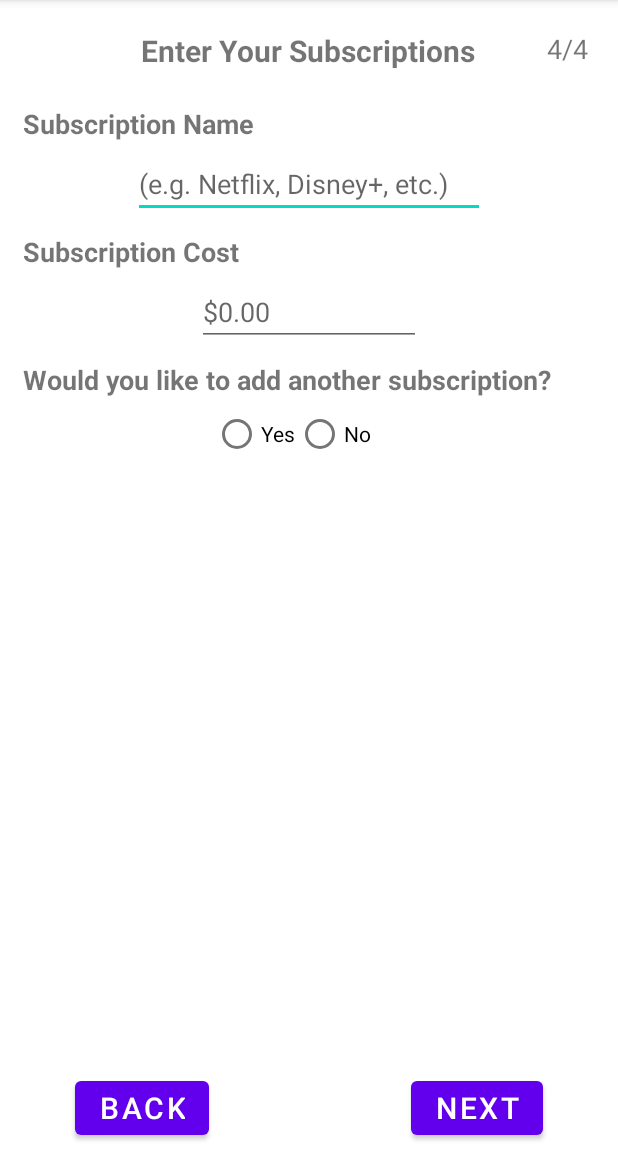
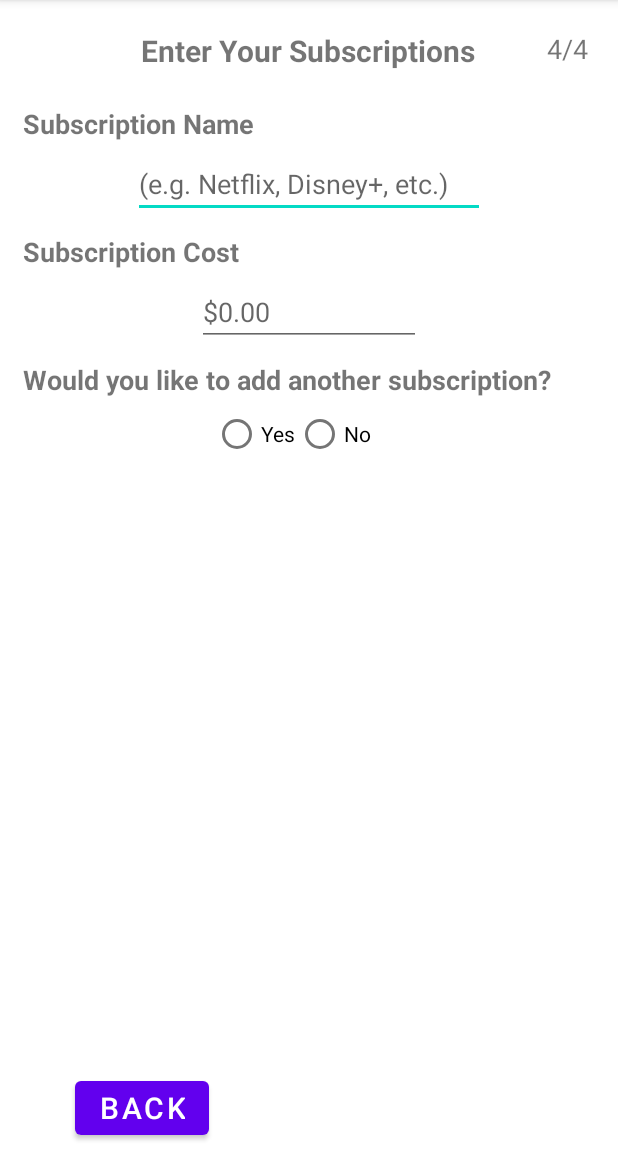
Before and after one commit to Fennrii/BudgetApp, an Android app: the Subs screen opened directly, with no data from a screen before it, on a phone screen of 412 x 824 dp, the part 84-1236 px from its top. Run offline under Robolectric (Android 15) with nearby library versions, the phone set to English and light mode, and no system bars.

Commit message:
subscriptions page working buttons

```diff
--- a/app/src/main/java/com/example/litebudgeting/SetupP3.java
+++ b/app/src/main/java/com/example/litebudgeting/SetupP3.java
@@ -74,6 +74,6 @@ public class SetupP3 extends AppCompatActivity {
         prefEdit.apply();
 
 //      Go to next page
-        startActivity(new Intent(SetupP3.this, FinalSetupPage.class));
+        startActivity(new Intent(SetupP3.this, Subs.class));
     }
 }
--- a/app/src/main/java/com/example/litebudgeting/Subs.java
+++ b/app/src/main/java/com/example/litebudgeting/Subs.java
@@ -6,6 +6,8 @@ import android.content.Intent;
 import android.os.Bundle;
 import android.view.View;
 import android.widget.Button;
+import android.widget.RadioButton;
+import android.widget.RadioGroup;
 
 public class Subs extends AppCompatActivity {
     @Override
@@ -13,8 +15,29 @@ public class Subs extends AppCompatActivity {
         super.onCreate(savedInstanceState);
         setContentView(R.layout.subs);
 
+        RadioButton yes = findViewById(R.id.addSub_yes);
+        RadioButton no = findViewById(R.id.addSub_no);
+
+        RadioGroup radioGroup = findViewById(R.id.addSub_edit);
+
+        radioGroup.setOnCheckedChangeListener((group, checkedId) -> {
+            if(yes.isChecked()) {
+                findViewById(R.id.btnNextP5).setVisibility(View.VISIBLE);
+                findViewById(R.id.btnSubmit).setVisibility(View.INVISIBLE);
+            }
+            else if(no.isChecked()) {
+                findViewById(R.id.btnSubmit).setVisibility(View.VISIBLE);
+                findViewById(R.id.btnNextP5).setVisibility(View.INVISIBLE);
+            }
+            else {
+                findViewById(R.id.btnNextP5).setVisibility(View.INVISIBLE);
+                findViewById(R.id.btnSubmit).setVisibility(View.INVISIBLE);
+            }
+        });
+
         nextPageButton();
         previousPageButton();
+        submitFormButton();
     }
 
     private void nextPageButton() {
@@ -22,7 +45,17 @@ public class Subs extends AppCompatActivity {
         nextButton.setOnClickListener(new View.OnClickListener() {
             @Override
             public void onClick(View view) {
-                startActivity(new Intent(Subs.this, FinalSetupPage.class));
+                startActivity(new Intent(Subs.this, Subs.class));
+            }
+        });
+    }
+
+    private void submitFormButton() {
+        Button submitButton = findViewById(R.id.btnSubmit);
+        submitButton.setOnClickListener(new View.OnClickListener() {
+            @Override
+            public void onClick(View view) {
+                startActivity(new Intent(Subs.this, NavMain.class));
             }
         });
     }
--- a/app/src/main/res/layout/subs.xml
+++ b/app/src/main/res/layout/subs.xml
@@ -45,7 +45,7 @@
         android:importantForAutofill="no"
         android:layout_centerHorizontal="true"
         android:hint="@string/subName_hint"
-        android:inputType="number"
+        android:inputType="text"
         android:layout_marginTop="5dp"
         android:id="@+id/subName_edit"
         />
@@ -119,6 +119,20 @@
         android:layout_alignParentEnd="true"
         android:layout_marginEnd="50dp"
         android:id="@+id/btnNextP5"
+        android:visibility="invisible"
+        tools:ignore="RelativeOverlap" />
+
+    <Button
+        android:layout_width="wrap_content"
+        android:layout_height="wrap_content"
+        android:text="@string/btnSubmitForm"
+        android:textSize="20sp"
+        android:layout_marginBottom="5dp"
+        android:layout_alignParentBottom="true"
+        android:layout_alignParentEnd="true"
+        android:layout_marginEnd="50dp"
+        android:id="@+id/btnSubmit"
+        android:visibility="invisible"
         tools:ignore="RelativeOverlap" />
 
     <Button
```
